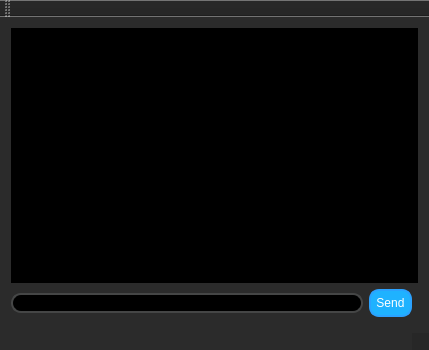
manfredipist/QTcpSocket, file QTCPClient/mainwindow.ui: the form before one commit.
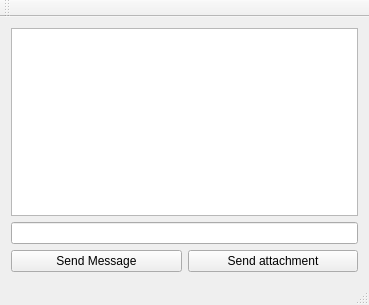
The form after the commit.

Patch:
```diff
--- a/QTCPClient/mainwindow.ui
+++ b/QTCPClient/mainwindow.ui
@@ -6,52 +6,61 @@
    <rect>
     <x>0</x>
     <y>0</y>
-    <width>429</width>
-    <height>350</height>
+    <width>369</width>
+    <height>305</height>
    </rect>
   </property>
   <property name="windowTitle">
    <string>QTCPClient</string>
   </property>
   <property name="styleSheet">
-   <string notr="true">background-color: rgba(37, 37, 37, 179);</string>
+   <string notr="true"/>
   </property>
   <widget class="QWidget" name="centralWidget">
-   <layout class="QGridLayout" name="gridLayout">
-    <item row="0" column="0" rowspan="2" colspan="3">
+   <layout class="QGridLayout" name="gridLayout_2">
+    <item row="0" column="0">
      <widget class="QTextBrowser" name="textBrowser_receivedMessages">
       <property name="styleSheet">
-       <string notr="true">background-color: rgb(0, 0, 0);</string>
+       <string notr="true"/>
       </property>
      </widget>
     </item>
-    <item row="2" column="0">
-     <widget class="QLineEdit" name="lineEdit_message">
-      <property name="styleSheet">
-       <string notr="true">background-color: rgb(0, 0, 0);
-border-width: 2px;
-border-style: solid;
-border-color: rgb(69, 70, 70);
-border-radius: 10px;</string>
-      </property>
-     </widget>
-    </item>
-    <item row="2" column="1">
-     <widget class="QPushButton" name="pushButton_sendMessage">
-      <property name="styleSheet">
-       <string notr="true">background-color: rgb(31, 178, 255);
-color:white;
-border-width: 2px;
-border-style: solid;
-border-color: rgb(43, 162, 255);
-border-radius: 10px;
-padding: 5px;
-</string>
-      </property>
-      <property name="text">
-       <string>Send</string>
-      </property>
-     </widget>
+    <item row="1" column="0">
+     <layout class="QGridLayout" name="gridLayout">
+      <item row="1" column="0">
+       <widget class="QPushButton" name="pushButton_sendMessage">
+        <property name="styleSheet">
+         <string notr="true"/>
+        </property>
+        <property name="text">
+         <string>Send Message</string>
+        </property>
+       </widget>
+      </item>
+      <item row="1" column="1">
+       <widget class="QPushButton" name="pushButton_sendAttachment">
+        <property name="styleSheet">
+         <string notr="true"/>
+        </property>
+        <property name="text">
+         <string>Send attachment</string>
+        </property>
+       </widget>
+      </item>
+      <item row="0" column="0" colspan="2">
+       <widget class="QLineEdit" name="lineEdit_message">
+        <property name="sizePolicy">
+         <sizepolicy hsizetype="Expanding" vsizetype="Fixed">
+          <horstretch>0</horstretch>
+          <verstretch>0</verstretch>
+         </sizepolicy>
+        </property>
+        <property name="styleSheet">
+         <string notr="true"/>
+        </property>
+       </widget>
+      </item>
+     </layout>
     </item>
    </layout>
   </widget>
```
Left out of the diff: 4 changed lines with no effect on the pictures.
